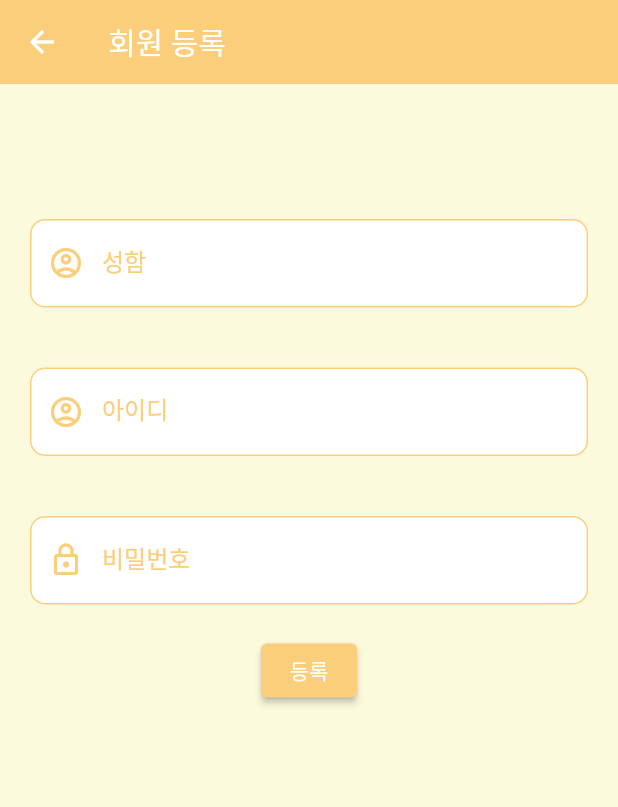
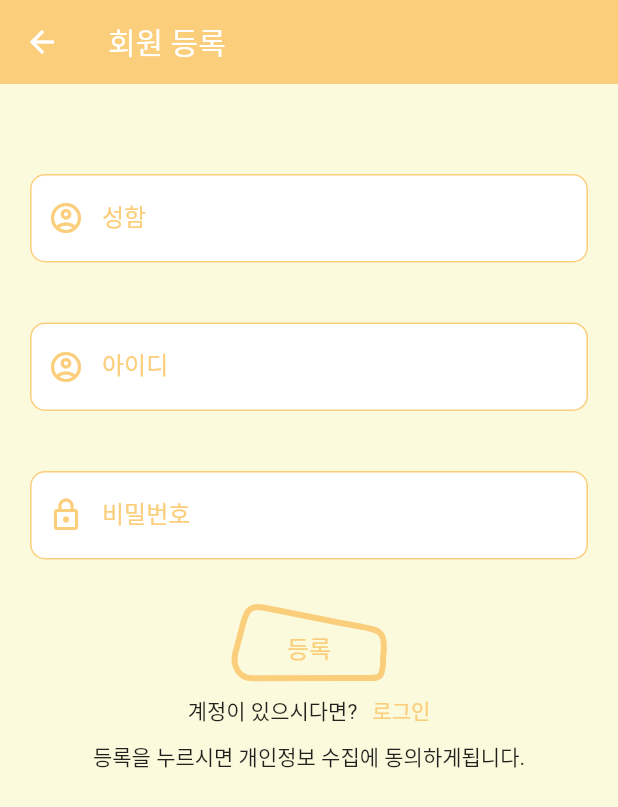
Before and after one commit to WithBible/withbible-mobile-app, a Flutter app: the RegisterScreen screen opened directly, on a phone screen of 412 x 824 dp. Shown: the top 807 px of the screen. Run offline on Flutter 3.47's test engine with Material 2 defaults, Android fonts, the phone set to English and light mode, and no system bars; our stand-ins replace confetti, flutter_svg, font_awesome_flutter, shared_preferences; missing offline and left inert: stack; accounts and stored records are empty; network calls fail.

Commit message:
:lipstick: Add register screen UI
progressIndicator / login route / policy text / discoButton

```diff
--- a/lib/screen/auth/register_screen.dart
+++ b/lib/screen/auth/register_screen.dart
@@ -3,7 +3,9 @@ import 'package:shared_preferences/shared_preferences.dart';
 import 'package:withbible_app/common/theme_helper.dart';
 import 'package:withbible_app/controller/auth.dart';
 import 'package:withbible_app/model/user.dart';
+import 'package:withbible_app/screen/auth/login_screen.dart';
 import 'package:withbible_app/widget/bottom_widget.dart';
+import 'package:withbible_app/widget/disco_button.dart';
 
 class RegisterScreen extends StatefulWidget {
   static const routeName = '/register';
@@ -28,6 +30,10 @@ class _RegisterScreenState extends State<RegisterScreen> with AuthControl {
     if (!formKey.currentState!.validate()) {
       return;
     }
+
+    setState(() {
+      visibleLoading = true;
+    });
     formKey.currentState!.save();
 
     Future.delayed(const Duration(milliseconds: 500), () async {
@@ -53,6 +59,10 @@ class _RegisterScreenState extends State<RegisterScreen> with AuthControl {
         );
         Navigator.pushReplacementNamed(context, BottomWidget.routeName);
       }
+
+      setState(() {
+        visibleLoading = false;
+      });
     });
   }
 
@@ -68,18 +78,16 @@ class _RegisterScreenState extends State<RegisterScreen> with AuthControl {
         key: formKey,
         child: SingleChildScrollView(
           child: Container(
-            margin: const EdgeInsets.only(top: 70),
+            margin: const EdgeInsets.only(top: 40),
             child: Column(
               children: [
                 buildTextField(nameController, '성함'),
                 buildTextField(usernameController, '아이디'),
                 buildPasswordField(passwordController, '비밀번호'),
-                ElevatedButton(
-                  onPressed: () {
-                    _submit();
-                  },
-                  child: const Text('등록'),
-                ),
+                buildButton(),
+                buildPageRoute(),
+                const SizedBox(height: 10),
+                buildFooter()
               ],
             ),
           ),
@@ -88,10 +96,7 @@ class _RegisterScreenState extends State<RegisterScreen> with AuthControl {
     );
   }
 
-  Widget buildTextField(
-    TextEditingController controller,
-    String textType,
-  ) {
+  Widget buildTextField(TextEditingController controller, String textType) {
     return Container(
       margin: const EdgeInsets.all(20),
       child: TextFormField(
@@ -143,4 +148,56 @@ class _RegisterScreenState extends State<RegisterScreen> with AuthControl {
       ),
     );
   }
+
+  Widget buildButton() {
+    return DiscoButton(
+      onPressed: _submit,
+      child: !visibleLoading
+          ? const Text(
+              '등록',
+              style: TextStyle(color: Color(0xfffbce7b), fontSize: 16),
+              textAlign: TextAlign.center,
+            )
+          : Visibility(
+              visible: visibleLoading,
+              child: const Center(
+                child: SizedBox(
+                  width: 20,
+                  height: 20,
+                  child: CircularProgressIndicator(
+                    strokeWidth: 1.6,
+                    color: Color(0xfffbce7b),
+                  ),
+                ),
+              ),
+            ),
+      width: 100,
+      height: 50,
+    );
+  }
+
+  Widget buildPageRoute() {
+    return Container(
+      margin: const EdgeInsets.only(right: 20, left: 20),
+      child: Row(
+        mainAxisAlignment: MainAxisAlignment.center,
+        children: [
+          const Text('계정이 있으시다면?'),
+          const SizedBox(width: 10),
+          GestureDetector(
+              onTap: () => Navigator.of(context).push(
+                    MaterialPageRoute(builder: (context) => LoginScreen()),
+                  ),
+              child:
+                  const Text('로그인', style: TextStyle(color: Color(0xfffbce7b))))
+        ],
+      ),
+    );
+  }
+
+  Widget buildFooter() {
+    return Container(
+        margin: const EdgeInsets.only(right: 20, left: 20),
+        child: const Text('등록을 누르시면 개인정보 수집에 동의하게됩니다.'));
+  }
 }
```
